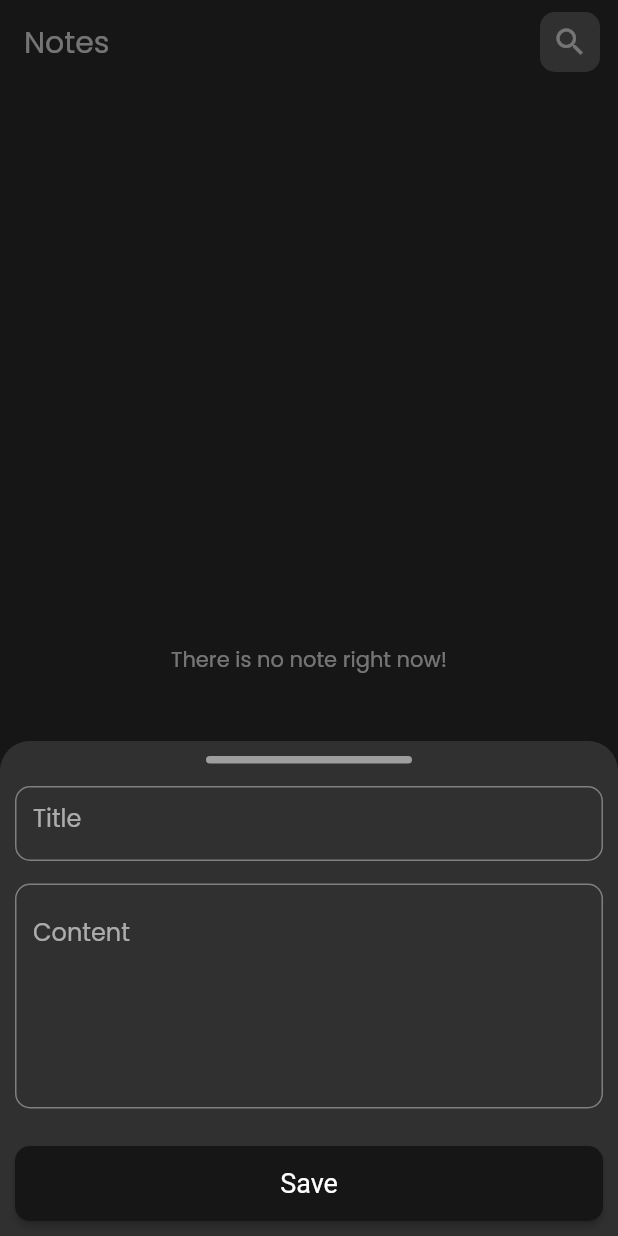
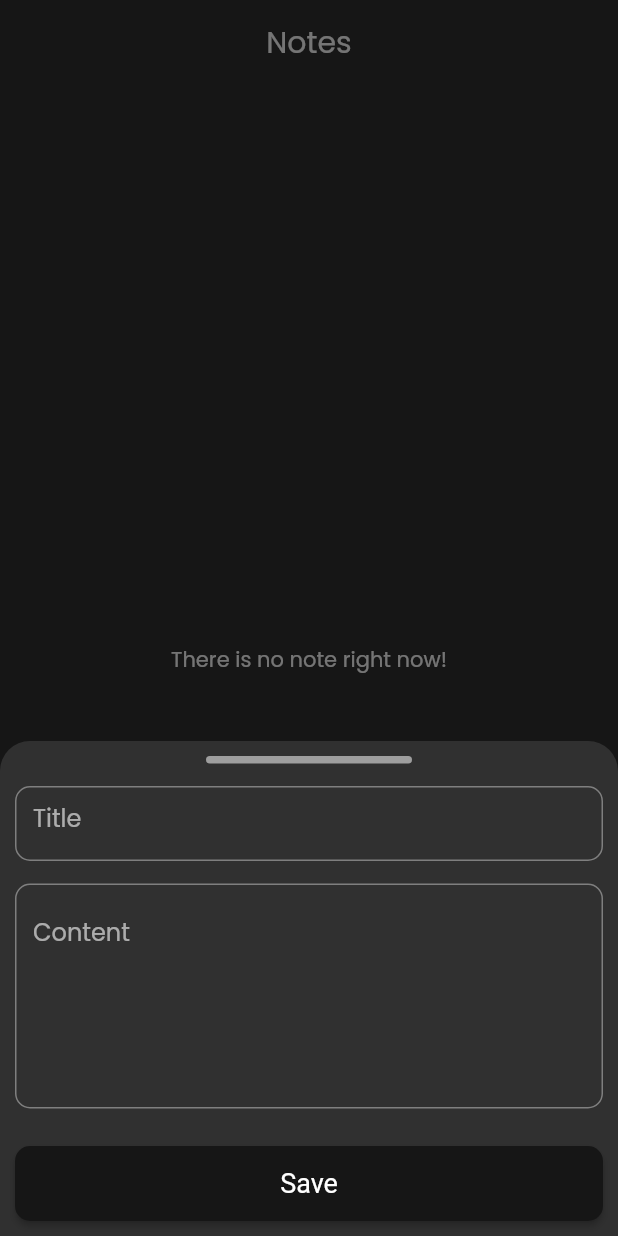
Before and after one commit to Mohamed-Ararr/notesApp, a Flutter app: the screen it shows after launch, after a tap on the "add" icon, on a phone screen of 412 x 824 dp. Run offline on Flutter 3.47's test engine with Material 2 defaults, Android fonts, the phone set to English and light mode, and no system bars; drawn by our look-alikes of modal_progress_hud_nsn; our stand-ins replace bloc, flutter_bloc, hive, hive_flutter; accounts and stored records are empty.

Commit message:
edit notes done

```diff
--- a/lib/main.dart
+++ b/lib/main.dart
@@ -26,11 +26,9 @@ class MyApp extends StatelessWidget {
     return MultiBlocProvider(
       providers: [
         BlocProvider(create: (context) => CreateNotesCubit()),
+        BlocProvider(create: (context) => AddNotesCubit()),
       ],
       child: MaterialApp(
-        routes: {
-          EditNoteView.id: (context) => const EditNoteView(),
-        },
         debugShowCheckedModeBanner: false,
         title: 'Flutter Demo',
         theme: ThemeData(
--- a/lib/model/noteModel.dart
+++ b/lib/model/noteModel.dart
@@ -5,13 +5,13 @@ part 'noteModel.g.dart';
 @HiveType(typeId: 0)
 class NoteModel extends HiveObject {
   @HiveField(0)
-  final String title;
+  String title;
   @HiveField(1)
-  final String content;
+  String content;
   @HiveField(2)
-  final String date;
+  String date;
   @HiveField(3)
-  final int color;
+  int color;
 
   NoteModel({
     required this.title,
--- a/lib/view/notesView.dart
+++ b/lib/view/notesView.dart
@@ -22,12 +22,13 @@ class _NotesViewState extends State<NotesView> {
       appBar: AppBar(
         title: const Text('Notes'),
         elevation: 0,
+        centerTitle: true,
         backgroundColor: Colors.transparent,
-        actions: [
-          CustomSearchButton(
-            icon: const Icon(Icons.search),
-          ),
-        ],
+        // actions: [
+        //   CustomSearchButton(
+        //     icon: const Icon(Icons.search),
+        //   ),
+        // ],
       ),
       body: const NotesListView(),
     );
--- a/lib/view/widgets/addNoteForm.dart
+++ b/lib/view/widgets/addNoteForm.dart
@@ -28,15 +28,6 @@ class _FormNoteState extends State<FormNote> {
       autovalidateMode: autovalidateMode,
       child: Column(
         children: [
-          Container(
-            margin: const EdgeInsets.only(top: 10),
-            height: 5,
-            width: MediaQuery.of(context).size.width / 3,
-            decoration: BoxDecoration(
-              color: Colors.grey,
-              borderRadius: BorderRadius.circular(5),
-            ),
-          ),
           const SizedBox(height: 15),
           Container(
             height: 50,
@@ -67,10 +58,11 @@ class _FormNoteState extends State<FormNote> {
                 formKey.currentState!.save();
 
                 var noteModel = NoteModel(
-                    title: title!,
-                    content: content!,
-                    date: DateTime.now().toIso8601String(),
-                    color: Colors.blue.value);
+                  title: title!,
+                  content: content!,
+                  date: DateTime.now().toIso8601String(),
+                  color: Colors.blue.value,
+                );
 
                 BlocProvider.of<AddNotesCubit>(context).addNote(noteModel);
               } else {
--- a/lib/view/widgets/customBottomSheet.dart
+++ b/lib/view/widgets/customBottomSheet.dart
@@ -14,9 +14,7 @@ class CustomBottomSheet extends StatelessWidget {
 
   @override
   Widget build(BuildContext context) {
-    return BlocProvider(
-      create: (context) => AddNotesCubit(),
-      child: Container(
+    return Container(
       padding:
           EdgeInsets.only(bottom: MediaQuery.of(context).viewInsets.bottom),
       decoration: const BoxDecoration(
@@ -25,8 +23,6 @@ class CustomBottomSheet extends StatelessWidget {
           topLeft: Radius.circular(20),
         ),
       ),
-        // padding: const EdgeInsets.symmetric(horizontal: 10, vertical: 10),
-        // height: MediaQuery.of(context).size.height / 1,
       child: BlocConsumer<AddNotesCubit, AddNoteState>(
         listener: (context, state) {
           if (state is AddNoteFailure) {
@@ -49,14 +45,26 @@ class CustomBottomSheet extends StatelessWidget {
               opacity: 0.15,
               blur: 2,
               inAsyncCall: state is AddNoteLoading ? true : false,
-                child: const SingleChildScrollView(
-                  child: FormNote(),
+              child: SingleChildScrollView(
+                child: Column(
+                  children: [
+                    Container(
+                      margin: const EdgeInsets.only(top: 10),
+                      height: 5,
+                      width: MediaQuery.of(context).size.width / 3,
+                      decoration: BoxDecoration(
+                        color: Colors.grey,
+                        borderRadius: BorderRadius.circular(5),
+                      ),
+                    ),
+                    const FormNote(),
+                  ],
+                ),
               ),
             ),
           );
         },
       ),
-      ),
     );
   }
 }
--- a/lib/view/widgets/customTextField.dart
+++ b/lib/view/widgets/customTextField.dart
@@ -1,17 +1,24 @@
 import 'package:flutter/material.dart';
 
 class CustomTextField extends StatelessWidget {
-  CustomTextField({Key? key, required this.hint, this.maxL = 1, this.onSaved})
+  CustomTextField(
+      {Key? key,
+      required this.hint,
+      this.maxL = 1,
+      this.onSaved,
+      this.onChanged})
       : super(key: key);
 
   final String hint;
   final int maxL;
 
-  void Function(String?)? onSaved;
+  final void Function(String?)? onSaved;
+  final void Function(String)? onChanged;
 
   @override
   Widget build(BuildContext context) {
     return TextFormField(
+      onChanged: onChanged,
       onSaved: onSaved,
       validator: (value) {
         if (value == null || value.isEmpty) {
--- a/pubspec.yaml
+++ b/pubspec.yaml
@@ -39,6 +39,7 @@ dependencies:
   bloc: ^8.1.0
   flutter_bloc: ^8.1.1
   modal_progress_hud_nsn: ^0.3.0
+  top_snackbar_flutter: ^3.0.0
 
 dev_dependencies:
   flutter_test:
```
Also changed, not shown: lib/view/EditNote.dart (+56 -8 lines), lib/view/widgets/noteCard.dart (+4 -3 lines), pubspec.lock. Lines whose indentation alone changed are shown as unchanged.
